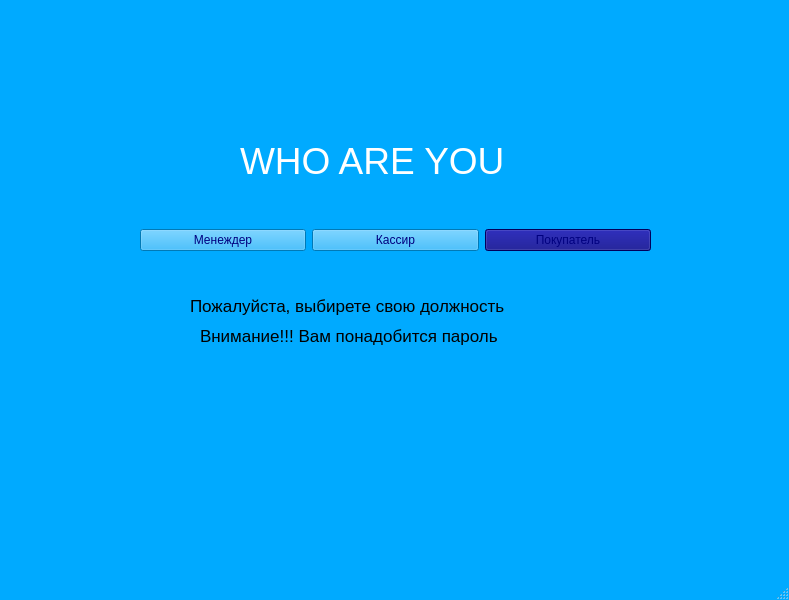
The window that first.ui (katiarapter/lyceum) describes before a commit, drawn with Qt 5.
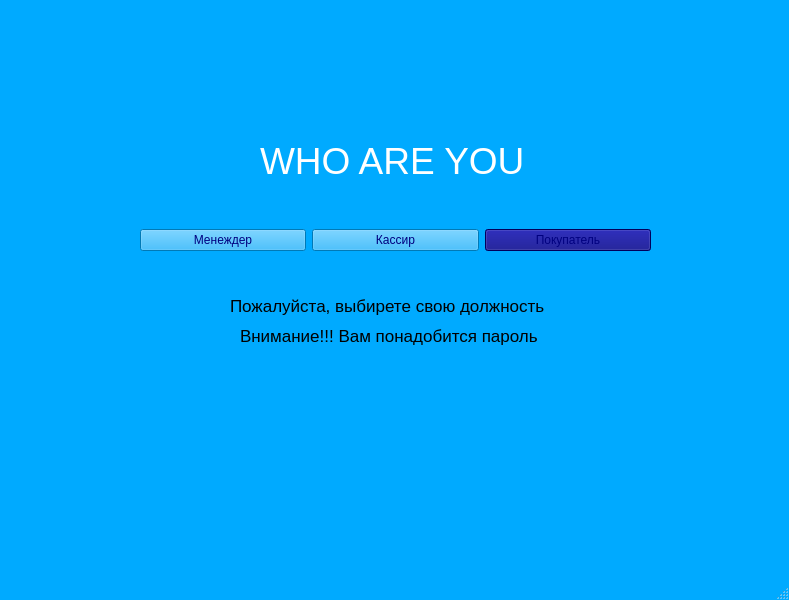
The same window after the commit.

Patch:
```diff
--- a/first.ui
+++ b/first.ui
@@ -432,7 +432,7 @@
    <widget class="QLabel" name="label">
     <property name="geometry">
      <rect>
-      <x>240</x>
+      <x>260</x>
       <y>140</y>
       <width>311</width>
       <height>41</height>
@@ -1009,7 +1009,7 @@
    <widget class="QLabel" name="label_2">
     <property name="geometry">
      <rect>
-      <x>190</x>
+      <x>230</x>
       <y>290</y>
       <width>411</width>
       <height>31</height>
@@ -1027,7 +1027,7 @@
    <widget class="QLabel" name="label_3">
     <property name="geometry">
      <rect>
-      <x>200</x>
+      <x>240</x>
       <y>320</y>
       <width>401</width>
       <height>31</height>
```
